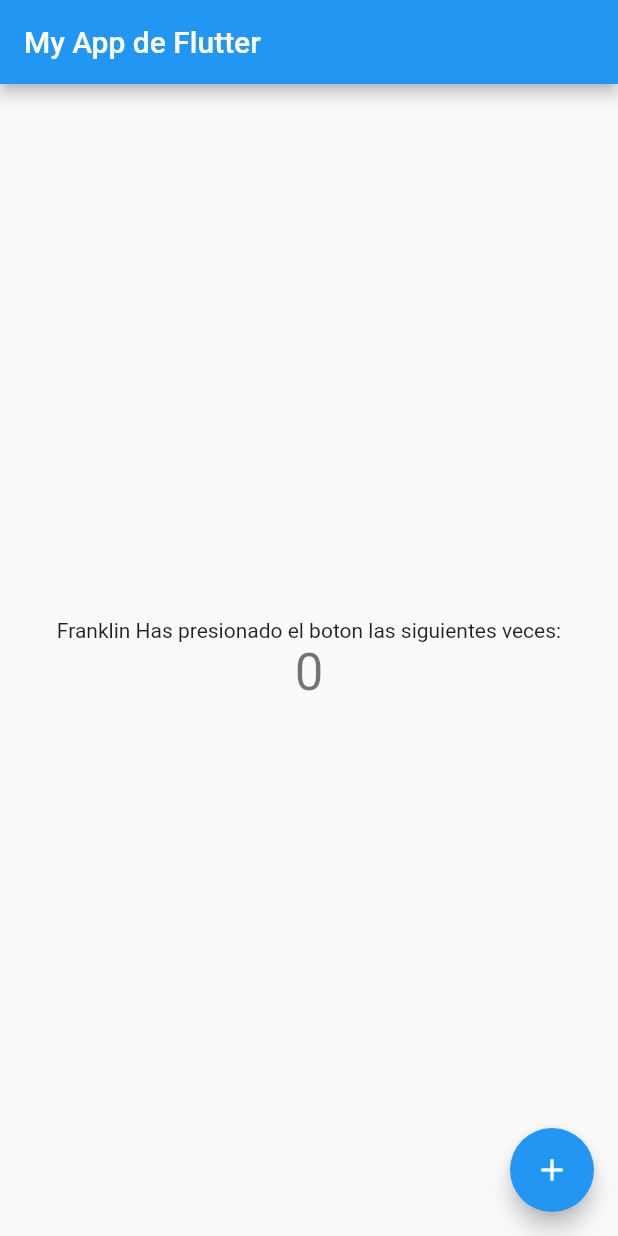
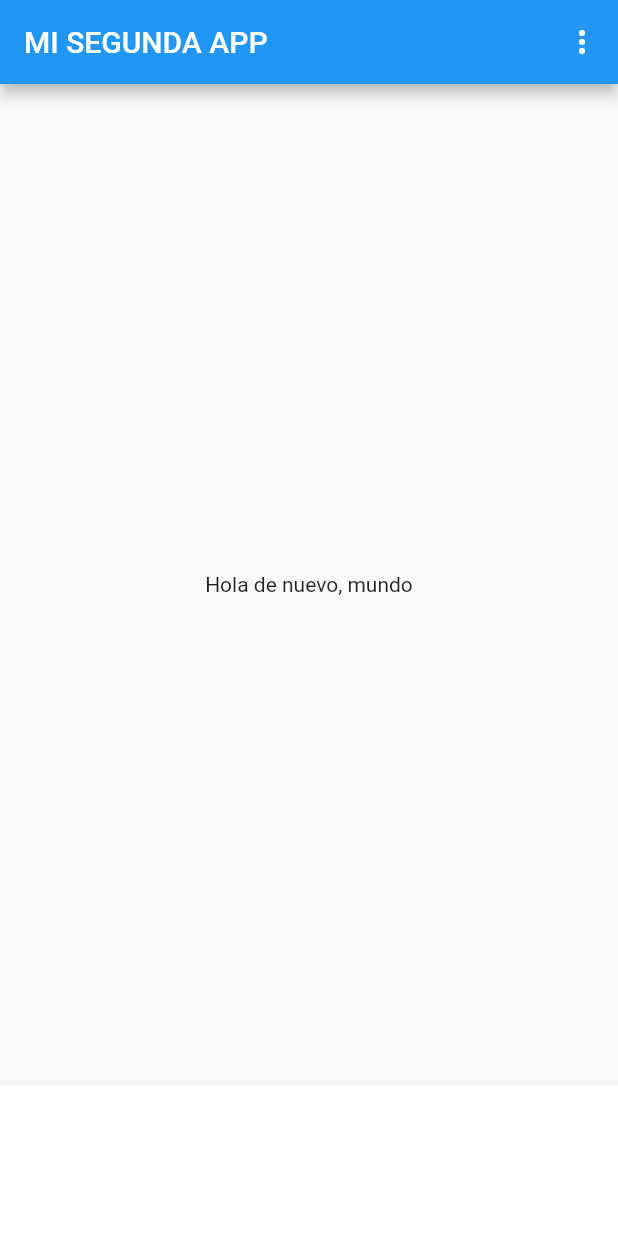
Before and after one commit to SantiagoTituania/my_app_flutter_2, a Flutter app: the screen it shows after launch, on a phone screen of 412 x 824 dp. Run offline on Flutter 3.47's test engine with Material 2 defaults, Android fonts, the phone set to English and light mode, and no system bars.

Commit message:
Cambios en nueva app

```diff
--- a/lib/main.dart
+++ b/lib/main.dart
@@ -1,115 +1,25 @@
 import 'package:flutter/material.dart';
 
-void main() {
-  runApp(const MyApp());
+import 'screens/home_screen.dart';
+
+void main(){
+  runApp(new App2());
+
+
 }
 
-class MyApp extends StatelessWidget {
-  const MyApp({super.key});
-
-  // This widget is the root of your application.
+class App2 extends StatelessWidget{
   @override
   Widget build(BuildContext context) {
     return MaterialApp(
-      title: 'Flutter Demo',
-      theme: ThemeData(
-        // This is the theme of your application.
-        //
-        // Try running your application with "flutter run". You'll see the
-        // application has a blue toolbar. Then, without quitting the app, try
-        // changing the primarySwatch below to Colors.green and then invoke
-        // "hot reload" (press "r" in the console where you ran "flutter run",
-        // or simply save your changes to "hot reload" in a Flutter IDE).
-        // Notice that the counter didn't reset back to zero; the application
-        // is not restarted.
-        primarySwatch: Colors.blue,
-      ),
-      home: const MyHomePage(title: 'My App de Flutter'),
+      debugShowCheckedModeBanner: false,
+      title: "Mi primera app",
+
+      home: HomeScreen(),
+
     );
-  }
-}
 
-class MyHomePage extends StatefulWidget {
-  const MyHomePage({super.key, required this.title});
-
-  // This widget is the home page of your application. It is stateful, meaning
-  // that it has a State object (defined below) that contains fields that affect
-  // how it looks.
-
-  // This class is the configuration for the state. It holds the values (in this
-  // case the title) provided by the parent (in this case the App widget) and
-  // used by the build method of the State. Fields in a Widget subclass are
-  // always marked "final".
-
-  final String title;
-
-  @override
-  State<MyHomePage> createState() => _MyHomePageState();
-}
-
-class _MyHomePageState extends State<MyHomePage> {
-  int _counter = 0;
-
-  void _incrementCounter() {
-    setState(() {
-      // This call to setState tells the Flutter framework that something has
-      // changed in this State, which causes it to rerun the build method below
-      // so that the display can reflect the updated values. If we changed
-      // _counter without calling setState(), then the build method would not be
-      // called again, and so nothing would appear to happen.
-      _counter++;
-    });
   }
 
-  @override
-  Widget build(BuildContext context) {
-    // This method is rerun every time setState is called, for instance as done
-    // by the _incrementCounter method above.
-    //
-    // The Flutter framework has been optimized to make rerunning build methods
-    // fast, so that you can just rebuild anything that needs updating rather
-    // than having to individually change instances of widgets.
-    return Scaffold(
-      appBar: AppBar(
-        // Here we take the value from the MyHomePage object that was created by
-        // the App.build method, and use it to set our appbar title.
-        title: Text(widget.title),
-      ),
-      body: Center(
-        // Center is a layout widget. It takes a single child and positions it
-        // in the middle of the parent.
-        child: Column(
-          // Column is also a layout widget. It takes a list of children and
-          // arranges them vertically. By default, it sizes itself to fit its
-          // children horizontally, and tries to be as tall as its parent.
-          //
-          // Invoke "debug painting" (press "p" in the console, choose the
-          // "Toggle Debug Paint" action from the Flutter Inspector in Android
-          // Studio, or the "Toggle Debug Paint" command in Visual Studio Code)
-          // to see the wireframe for each widget.
-          //
-          // Column has various properties to control how it sizes itself and
-          // how it positions its children. Here we use mainAxisAlignment to
-          // center the children vertically; the main axis here is the vertical
-          // axis because Columns are vertical (the cross axis would be
-          // horizontal).
-          mainAxisAlignment: MainAxisAlignment.center,
-          children: <Widget>[
-            const Text(
-              'Franklin Has presionado el boton las siguientes veces:',
-            ),
-            Text(
-              '$_counter',
-              style: Theme.of(context).textTheme.headline4,
-            ),
-          ],
-        ),
-      ),
-      floatingActionButton: FloatingActionButton(
-        onPressed: _incrementCounter,
-        tooltip: 'Increment',
-        child: const Icon(Icons.add),
-      ), // This trailing comma makes auto-formatting nicer for build methods.
-    );
-  }
+
 }
--- /dev/null
+++ b/lib/screens/home_screen.dart
@@ -0,0 +1,53 @@
+import 'package:flutter/material.dart';
+
+class HomeScreen extends StatelessWidget{
+  @override
+  Widget build(Object context) {
+    return Scaffold(
+        appBar: AppBar(
+          title: const Text('MI SEGUNDA APP'),
+          actions: [
+
+        PopupMenuButton(
+          // add icon, by default "3 dot" icon
+          // icon: Icon(Icons.book)
+          itemBuilder: (context){
+            return [
+              PopupMenuItem<int>(
+                    value: 0,
+                      child: Text("My Account.."),
+                  ),
+
+                  PopupMenuItem<int>(
+                      value: 1,
+                      child: Text("Settings"),
+                  ),
+
+                  PopupMenuItem<int>(
+                      value: 2,
+                      child: Text("Logout"),
+                  ),
+              ];
+          },
+          onSelected:(value){
+            if(value == 0){
+                print("My account menu is selected.");
+            }else if(value == 1){
+                print("Settings menu is selected.");
+            }else if(value == 2){
+                print("Logout menu is selected.");
+            }
+          }
+        ),
+
+  ],
+        ),
+        body: const Center(child: Text("Hola de nuevo, mundo"),),
+        bottomNavigationBar: BottomAppBar(
+          shape: const CircularNotchedRectangle(),
+          child: Container(height: 100.5),
+        ),
+      );
+  }
+
+}
```
